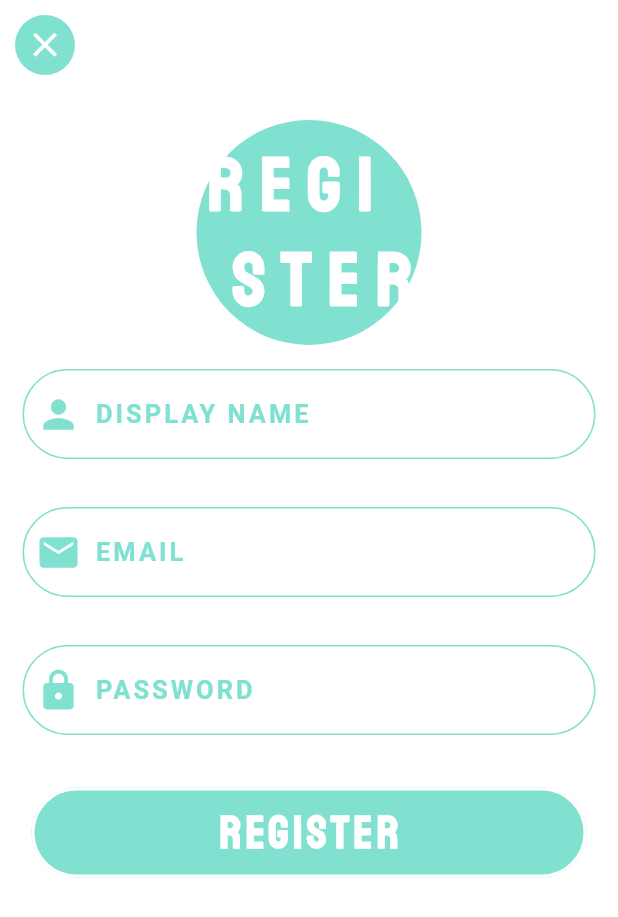
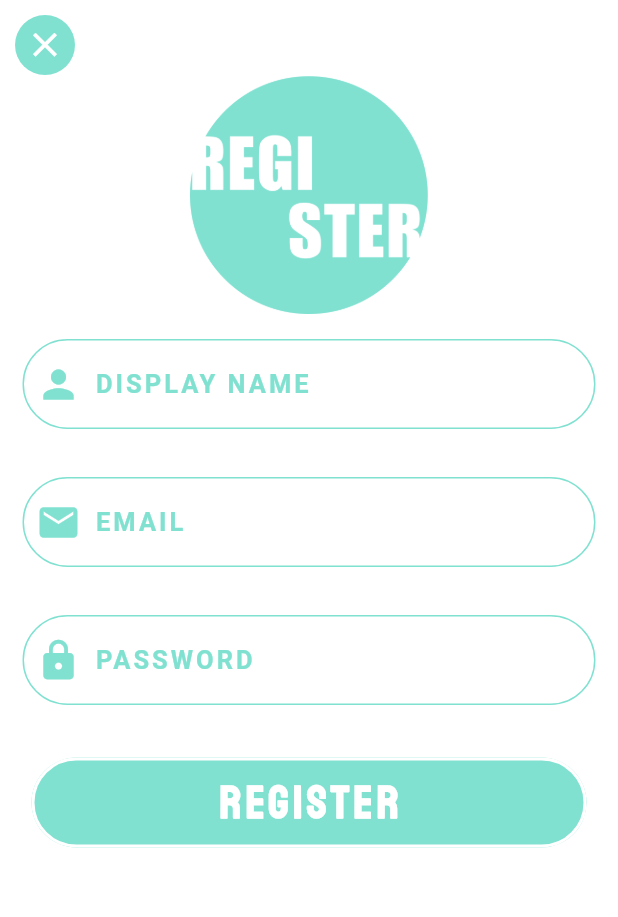
Before and after one commit to JUSTSAIF/ourstory_tasks, a Flutter app: the screen it shows after launch, after a tap on "LOGIN", after a tap on the "close" icon, after a tap on "Register", on a phone screen of 412 x 824 dp. Shown: the top 917 px of the screen. Run offline on Flutter 3.47's test engine with Material 2 defaults, Android fonts, the phone set to English and light mode, and no system bars.

Commit message:
Fix Logos

```diff
--- a/lib/pages/login.dart
+++ b/lib/pages/login.dart
@@ -24,7 +24,10 @@ class _LoginState extends State<Login> {
     });
     return Scaffold(
         backgroundColor: Colors.white,
-      body: SafeArea(
+        body: SingleChildScrollView(
+            child: ConstrainedBox(
+          constraints: BoxConstraints(),
+          child: SafeArea(
             child: Column(
               children: [
                 Row(
@@ -54,29 +57,9 @@ class _LoginState extends State<Login> {
                         )),
                   ],
                 ),
-            Row(
-              mainAxisAlignment: MainAxisAlignment.center,
-              children: [
-                Container(
-                  alignment: Alignment.center,
-                  width: 150,
-                  height: 150,
-                  decoration: BoxDecoration(
-                      color: mainColor,
-                      borderRadius: BorderRadius.all(Radius.circular(100))),
-                  margin: EdgeInsets.fromLTRB(0, 30, 0, 0),
-                  child: Text(
-                    "Login",
-                    style: TextStyle(
-                      color: Colors.white,
-                      fontSize: 59,
-                      fontFamily: 'staatliches',
-                      letterSpacing: 6.8,
-                      fontWeight: FontWeight.bold,
-                    ),
-                  ),
-                ),
-              ],
+                Image(
+                  image: AssetImage("assets/login.png"),
+                  width: 160,
                 ),
                 Padding(
                   padding: EdgeInsets.symmetric(horizontal: 15, vertical: 16),
@@ -161,11 +144,12 @@ class _LoginState extends State<Login> {
                       shape: MaterialStateProperty.all<RoundedRectangleBorder>(
                           RoundedRectangleBorder(
                               borderRadius: BorderRadius.circular(100),
-                          side: BorderSide(color: Colors.white, width: 2)))),
+                              side:
+                                  BorderSide(color: Colors.white, width: 2)))),
                 )
               ],
             ),
           ),
-    );
+        )));
   }
 }
--- a/lib/pages/reg.dart
+++ b/lib/pages/reg.dart
@@ -48,52 +48,9 @@ class _RegState extends State<Reg> {
                         )),
                   ],
                 ),
-                Row(
-                  mainAxisAlignment: MainAxisAlignment.center,
-                  children: [
-                    Container(
-                        alignment: Alignment.center,
-                        width: 150,
-                        height: 150,
-                        decoration: BoxDecoration(
-                            color: mainColor,
-                            borderRadius:
-                                BorderRadius.all(Radius.circular(100))),
-                        margin: EdgeInsets.fromLTRB(0, 30, 0, 0),
-                        child: Column(
-                          mainAxisAlignment: MainAxisAlignment.center,
-                          children: [
-                            Container(
-                              margin: EdgeInsets.only(right: 25),
-                              child: Text(
-                                "Regi",
-                                textAlign: TextAlign.left,
-                                style: TextStyle(
-                                  color: Colors.white,
-                                  fontSize: 50,
-                                  fontFamily: 'staatliches',
-                                  letterSpacing: 11,
-                                  fontWeight: FontWeight.bold,
-                                ),
-                              ),
-                            ),
-                            Container(
-                              margin: EdgeInsets.only(left: 18),
-                              child: Text(
-                                "ster",
-                                textAlign: TextAlign.left,
-                                style: TextStyle(
-                                  color: Colors.white,
-                                  fontSize: 50,
-                                  fontFamily: 'staatliches',
-                                  letterSpacing: 11,
-                                  fontWeight: FontWeight.bold,
-                                ),
-                              ),
-                            ),
-                          ],
-                        )),
-                  ],
+                Image(
+                  image: AssetImage("assets/reg.png"),
+                  width: 160,
                 ),
                 Padding(
                   padding: EdgeInsets.symmetric(horizontal: 15, vertical: 16),
--- a/lib/pages/welcome.dart
+++ b/lib/pages/welcome.dart
@@ -19,21 +19,12 @@ class Welcome extends StatelessWidget {
                 child: Column(
                   mainAxisAlignment: MainAxisAlignment.start,
                   children: [
-                    Container(
-                      width: 150,
-                      height: 150,
-                      decoration: BoxDecoration(
-                          color: Colors.white,
-                          borderRadius: BorderRadius.all(Radius.circular(100))),
-                      margin: EdgeInsets.only(top: 30),
-                      child: Text(
-                        "Go",
-                        style: TextStyle(
-                          color: Color.fromRGBO(128, 225, 209, 1),
-                          fontSize: 120,
-                          fontWeight: FontWeight.bold,
-                        ),
-                      ),
+                    SizedBox(
+                      height: 19,
+                    ),
+                    Image(
+                      image: AssetImage("assets/go.png"),
+                      width: 160,
                     ),
                     Container(
                       width: 75,
```
Also changed, not shown: pubspec.yaml (+4 -4 lines), assets/go.png (added), assets/login.png (added), assets/reg.png (added). Lines whose indentation alone changed are shown as unchanged.
